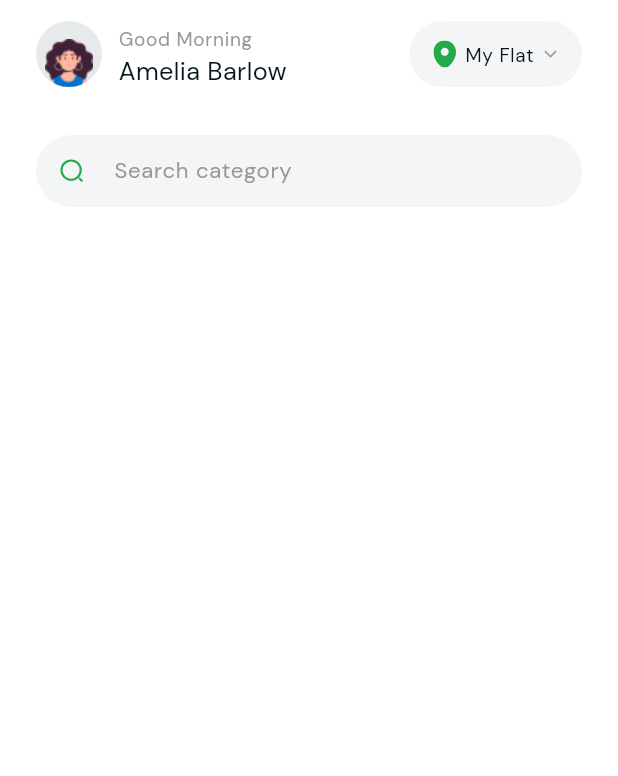
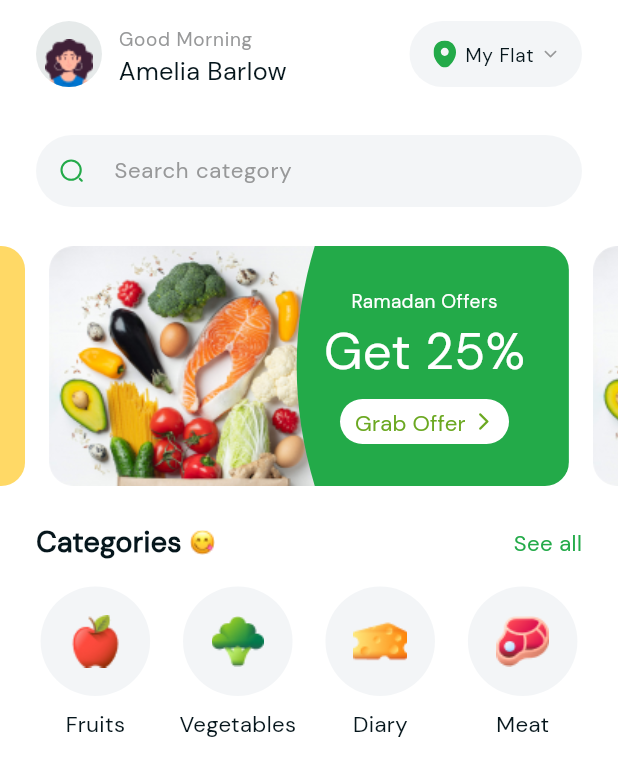
Before and after one commit to aconitum001/groceryUI, a Flutter app: the HomeView screen opened by its route, on a phone screen of 412 x 824 dp. Shown: the top 776 px of the screen. Run offline on Flutter 3.47's test engine with Material 3 defaults, Android fonts, the light colour scheme and no system bars; drawn by our look-alikes of carousel_slider; our stand-ins replace device_preview, flutter_svg, get.

Commit message:
completed category section

```diff
--- a/lib/main.dart
+++ b/lib/main.dart
@@ -7,7 +7,7 @@
 void main() {
   runApp(
     DevicePreview(
-      enabled: true,
+      enabled: false,
       builder: (context) {
         return const Grocery();
       },
--- a/lib/utils/app_styles.dart
+++ b/lib/utils/app_styles.dart
@@ -74,6 +74,14 @@ abstract class AppStyles {
       color: color,
     );
   }
+
+  static TextStyle style32medium(BuildContext context, Color? color) {
+    return TextStyle(
+      fontSize: getResponsiveFontSize(context, fontsize: 32),
+      fontWeight: FontWeight.w500,
+      color: color,
+    );
+  }
 }
 
 double getResponsiveFontSize(BuildContext context, {required double fontsize}) {
--- a/lib/utils/assets.dart
+++ b/lib/utils/assets.dart
@@ -34,6 +34,14 @@ class Assets {
   /// assets/images/cheese.png
   static const String assetsImagesCheese = "assets/images/cheese.png";
 
+  /// Assets for assetsImagesFaceSavoringFood
+  /// assets/images/face_Savoring_Food.png
+  static const String assetsImagesFaceSavoringFood = "assets/images/face_Savoring_Food.png";
+
+  /// Assets for assetsImagesFire
+  /// assets/images/Fire.png
+  static const String assetsImagesFire = "assets/images/Fire.png";
+
   /// Assets for assetsImagesGinger
   /// assets/images/ginger.png
   static const String assetsImagesGinger = "assets/images/ginger.png";
@@ -62,9 +70,9 @@ class Assets {
   /// assets/images/meat.png
   static const String assetsImagesMeat = "assets/images/meat.png";
 
-  /// Assets for assetsImagesOfferContainerBackground
-  /// assets/images/offer_container_background.png
-  static const String assetsImagesOfferContainerBackground = "assets/images/offer_container_background.png";
+  /// Assets for assetsImagesOfferBackground
+  /// assets/images/offer_background.png
+  static const String assetsImagesOfferBackground = "assets/images/offer_background.png";
 
   /// Assets for assetsImagesPeper
   /// assets/images/peper.png
--- /dev/null
+++ b/lib/widgets/category_widget.dart
@@ -0,0 +1,45 @@
+import 'package:flutter/material.dart';
+import 'package:gorcery/utils/app_styles.dart';
+
+class CategoryWidget extends StatelessWidget {
+  const CategoryWidget({
+    super.key,
+    required this.image,
+    required this.title,
+  });
+
+  final String image;
+  final String title;
+
+  @override
+  Widget build(BuildContext context) {
+    return FittedBox(
+      fit: BoxFit.scaleDown,
+      child: Column(
+        children: [
+          Container(
+            width: 73,
+            height: 73,
+            decoration: BoxDecoration(
+              color: Theme.of(context).colorScheme.secondaryContainer,
+              shape: BoxShape.circle,
+            ),
+            child: Image.asset(
+              image,
+            ),
+          ),
+          const SizedBox(
+            height: 8,
+          ),
+          Text(
+            title,
+            style: AppStyles.style14medium(
+              context,
+              Theme.of(context).colorScheme.onSurface,
+            ),
+          ),
+        ],
+      ),
+    );
+  }
+}
--- /dev/null
+++ b/lib/widgets/cateogry_section.dart
@@ -0,0 +1,76 @@
+import 'package:flutter/material.dart';
+import 'package:gorcery/utils/app_styles.dart';
+import 'package:gorcery/utils/assets.dart';
+import 'package:gorcery/widgets/category_widget.dart';
+
+class CateogrySection extends StatelessWidget {
+  const CateogrySection({super.key});
+
+  @override
+  Widget build(BuildContext context) {
+    return Column(
+      children: [
+        Row(
+          children: [
+            Text(
+              "Categories ",
+              style: AppStyles.style18bold(
+                context,
+                Theme.of(context).colorScheme.onSurface,
+              ),
+            ),
+            Image.asset(
+              Assets.assetsImagesFaceSavoringFood,
+            ),
+            const Spacer(),
+            Text(
+              "See all",
+              style: AppStyles.style14medium(
+                context,
+                Theme.of(context).colorScheme.primary,
+              ),
+            ),
+          ],
+        ),
+        const SizedBox(
+          height: 16,
+        ),
+        const Row(
+          children: [
+            Expanded(
+              flex: 5,
+              child: CategoryWidget(
+                image: Assets.assetsImagesApple,
+                title: "Fruits",
+              ),
+            ),
+            Spacer(),
+            Expanded(
+              flex: 5,
+              child: CategoryWidget(
+                image: Assets.assetsImagesBroccoli,
+                title: "Vegetables",
+              ),
+            ),
+            Spacer(),
+            Expanded(
+              flex: 5,
+              child: CategoryWidget(
+                image: Assets.assetsImagesCheese,
+                title: "Diary",
+              ),
+            ),
+            Spacer(),
+            Expanded(
+              flex: 5,
+              child: CategoryWidget(
+                image: Assets.assetsImagesMeat,
+                title: "Meat",
+              ),
+            ),
+          ],
+        )
+      ],
+    );
+  }
+}
--- a/lib/widgets/home_view_body.dart
+++ b/lib/widgets/home_view_body.dart
@@ -1,21 +1,31 @@
+import 'package:carousel_slider/carousel_slider.dart';
 import 'package:flutter/material.dart';
+import 'package:gorcery/widgets/cateogry_section.dart';
+import 'package:gorcery/widgets/offer_widget.dart';
+
 import 'package:gorcery/widgets/search_text_field.dart';
 import 'package:gorcery/widgets/user_profile_section.dart';
 
 class HomeViewBody extends StatelessWidget {
   const HomeViewBody({super.key});
 
+  static const List<OfferWidget> items = [
+    OfferWidget(color: Color(0xff23AA49)),
+    OfferWidget(color: Color(0xffFF8181)),
+    OfferWidget(color: Color(0xffFFD966)),
+  ];
+
   @override
   Widget build(BuildContext context) {
-    return const Column(
+    return Column(
       children: [
-        UserProfileSection(
+        const UserProfileSection(
           name: "Amelia Barlow",
         ),
-        SizedBox(
+        const SizedBox(
           height: 18,
         ),
-        Padding(
+        const Padding(
           padding: EdgeInsets.symmetric(
             horizontal: 24,
           ),
@@ -24,6 +34,26 @@ class HomeViewBody extends StatelessWidget {
             child: SearchTextField(),
           ),
         ),
+        const SizedBox(
+          height: 24,
+        ),
+        CarouselSlider(
+          items: items,
+          options: CarouselOptions(
+            height: 160,
+            aspectRatio: 342 / 158,
+            disableCenter: true,
+            initialPage: 0,
+            viewportFraction: 0.88,
+          ),
+        ),
+        const SizedBox(
+          height: 24,
+        ),
+        const Padding(
+          padding: EdgeInsets.symmetric(horizontal: 24),
+          child: CateogrySection(),
+        ),
       ],
     );
   }
--- /dev/null
+++ b/lib/widgets/offer_widget.dart
@@ -0,0 +1,145 @@
+import 'package:flutter/material.dart';
+import 'package:gorcery/utils/app_styles.dart';
+import 'package:gorcery/utils/assets.dart';
+
+class OfferWidget extends StatelessWidget {
+  const OfferWidget({super.key, required this.color});
+
+  final Color color;
+
+  @override
+  Widget build(BuildContext context) {
+    double width = MediaQuery.sizeOf(context).width;
+
+    return Container(
+      width: width,
+      margin: const EdgeInsets.symmetric(
+        horizontal: 8,
+      ),
+      decoration: BoxDecoration(
+        image: const DecorationImage(
+          image: AssetImage(
+            Assets.assetsImagesOfferBackground,
+          ),
+          fit: BoxFit.fill,
+          alignment: Alignment.centerLeft,
+        ),
+        borderRadius: BorderRadius.circular(
+          16,
+        ), // Border radius for rounded corners
+      ),
+      child: Row(
+        children: [
+          const Spacer(
+            flex: 4,
+          ),
+          Expanded(
+            flex: 5,
+            child: ClipPath(
+              clipper: CustomClipPath(),
+              child: Container(
+                height: double.infinity,
+                decoration: BoxDecoration(
+                  color: color,
+                  borderRadius: const BorderRadius.only(
+                    topRight: Radius.circular(16),
+                    bottomRight: Radius.circular(16),
+                  ),
+                ),
+                child: FittedBox(
+                  fit: BoxFit.scaleDown,
+                  alignment: Alignment.center,
+                  child: Padding(
+                    padding: const EdgeInsets.symmetric(
+                      horizontal: 10,
+                    ),
+                    child: Column(
+                      children: [
+                        Text(
+                          "Ramadan Offers",
+                          style: AppStyles.style12medium(
+                            context,
+                            Colors.white,
+                          ),
+                        ),
+                        Text(
+                          "Get 25%",
+                          style: AppStyles.style32medium(
+                            context,
+                            Colors.white,
+                          ),
+                        ),
+                        const SizedBox(
+                          height: 8,
+                        ),
+                        SizedBox(
+                          height: 30,
+                          child: TextButton(
+                            onPressed: () {},
+                            style: TextButton.styleFrom(
+                              backgroundColor: Colors.white,
+                              padding: const EdgeInsets.symmetric(
+                                horizontal: 10,
+                                vertical: 5,
+                              ),
+                            ),
+                            child: IntrinsicWidth(
+                              child: Row(
+                                children: [
+                                  Text(
+                                    "Grab Offer",
+                                    style: AppStyles.style14medium(
+                                      context,
+                                      const Color(
+                                        0xff6BA821,
+                                      ),
+                                    ),
+                                  ),
+                                  const SizedBox(
+                                    width: 5,
+                                  ),
+                                  const Icon(
+                                    Icons.arrow_forward_ios_rounded,
+                                    size: 14,
+                                    color: Color(
+                                      0xff6BA821,
+                                    ),
+                                  )
+                                ],
+                              ),
+                            ),
+                          ),
+                        )
+                      ],
+                    ),
+                  ),
+                ),
+              ),
+            ),
+          ),
+        ],
+      ),
+    );
+  }
+}
+
+class CustomClipPath extends CustomClipper<Path> {
+  @override
+  Path getClip(Size size) {
+    double w = size.width;
+    double h = size.height;
+
+    final path = Path();
+    path.moveTo(w * 0.12, 0);
+    path.quadraticBezierTo(-1, h * 0.5, w * 0.12, h);
+    path.lineTo(w, h);
+    path.lineTo(w, 0);
+
+    return path;
+  }
+
+  @override
+  bool shouldReclip(covariant CustomClipper<Path> oldClipper) {
+    return false;
+  }
+}
--- a/pubspec.yaml
+++ b/pubspec.yaml
@@ -28,6 +28,7 @@ environment:
 # the latest version available on pub.dev. To see which dependencies have newer
 # versions available, run `flutter pub outdated`.
 dependencies:
+  carousel_slider: ^5.0.0
   cupertino_icons: ^1.0.8
   device_preview: ^1.2.0
   flutter:
```
Also changed, not shown: assets/images/Fire.png (added), assets/images/face_Savoring_Food.png (added), assets/images/offer_background.png (renamed from assets/images/offer_container_background.png), pubspec.lock.
